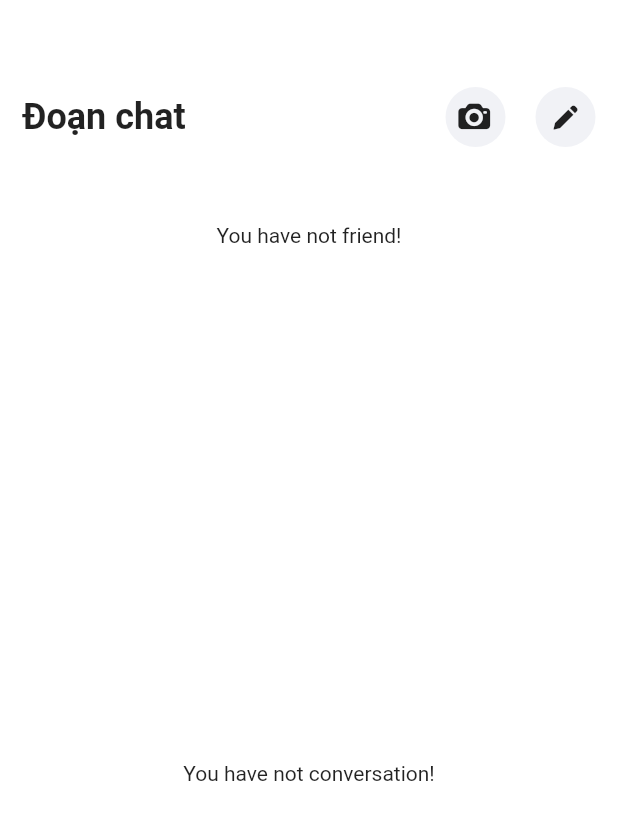
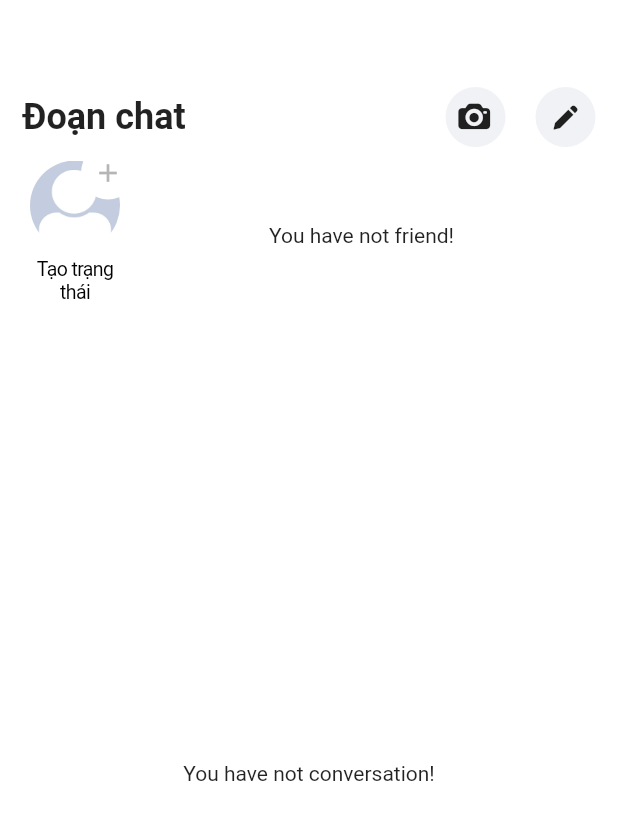
Before and after one commit to quangthanh79/FacebookV3, a Flutter app: the ChatScreen widget shown alone on an empty page, opened directly, on a phone screen of 412 x 824 dp. Shown: the top 820 px of the screen. Run offline on Flutter 3.47's test engine with Material 2 defaults, Android fonts, the phone set to English and light mode, and no system bars; our stand-ins replace bloc, camera, dartz, dio, equatable, firebase_core and 19 more; missing offline and left inert: torch_light; accounts and stored records are empty; generated files the repository leaves out were written again; network calls fail.

Commit message:
smell code

```diff
--- a/lib/models/tabIcon_data.dart
+++ b/lib/models/tabIcon_data.dart
@@ -38,27 +38,34 @@ class TabIconData {
       isSelected: true,
     ),
     TabIconData(
+      iconUnselected: Image.asset("assets/images/friend_non.png",height: 27,width: 27,),
+      iconSelected: Image.asset("assets/images/friend.png",height: 27,width: 27,),
+      index: 1,
+      //hard code
+      isSelected: false,
+    ),
+    TabIconData(
       iconUnselected: Image.asset("assets/images/messenger_non.png",height: 24,width: 24,),
       iconSelected: Image.asset("assets/images/messenger.png",height: 24,width: 24,),
-      index: 1,
+      index: 2,
       isSelected: false,
     ),
     TabIconData(
       iconUnselected: Image.asset("assets/images/video_non.png",height: 29,width: 29,),
       iconSelected: Image.asset("assets/images/video.png",height: 29,width: 29,),
-      index: 2,
+      index: 3,
       isSelected: false,
     ),
     TabIconData(
       iconUnselected: Image.asset("assets/images/bell_non.png",height: 27,width: 27,),
       iconSelected: Image.asset("assets/images/bell.png",height: 27,width: 27,),
-      index: 3,
+      index: 4,
       isSelected: false,
     ),
     TabIconData(
       iconUnselected: Image.asset("assets/images/menu_non.png",height: 27,width: 27,),
       iconSelected: Image.asset("assets/images/menu.png",height: 27,width: 27,),
-      index: 4,
+      index: 5,
       isSelected: false,
     ),
   ];
--- a/lib/screen/chat_screen/chat_screen.dart
+++ b/lib/screen/chat_screen/chat_screen.dart
@@ -13,8 +13,11 @@ import 'package:facebook_auth/screen/chat_screen/camera_screen.dart';
 import 'package:facebook_auth/screen/chat_screen/conversation_item/conversation_item.dart';
 import 'package:facebook_auth/screen/chat_screen/friend_item/friend_item.dart';
 import 'package:facebook_auth/utils/app_theme.dart';
+import 'package:facebook_auth/utils/image.dart';
 import 'package:facebook_auth/utils/injection.dart';
+import 'package:facebook_auth/utils/session_user.dart';
 import 'package:facebook_auth/utils/widget/load_more_widget_2.dart';
+import 'package:flutter/cupertino.dart';
 import 'package:flutter/material.dart';
 import 'package:flutter_bloc/flutter_bloc.dart';
 
@@ -103,7 +106,79 @@ class ChatScreenState extends State<ChatScreen>
                         )
                       ],
                     ),
-                    getContentListFriend(),
+                    Row(
+                      children: [
+                        Container(
+                            padding: EdgeInsets.symmetric(vertical: 0,horizontal: 0),
+                            width: 70,
+                            height: 100,
+                            color: Colors.white,
+                            child: CupertinoButton(
+                                onPressed: (){
+                                },
+                                padding: const EdgeInsets.fromLTRB(0, 0, 0, 0),
+                                child: Column(
+
+                                  children: [
+                                    Stack(
+                                      children: [
+                                        ClipRRect(
+                                          borderRadius: BorderRadius.circular(100),
+                                          child: getImage(
+                                            uri: SessionUser.user?.avatar ?? 'assets/images/default_avatar_image.jpg',
+                                            defaultUri: 'assets/images/default_avatar_image.jpg',
+                                            width: 60,
+                                            height: 60,
+                                          ),
+                                        ),
+                                        Positioned(
+                                            right: -10,
+                                            top: -10,
+                                            child: GestureDetector(
+                                              child: Container(
+                                                padding: const EdgeInsets.all(8),
+                                                decoration: BoxDecoration(
+                                                    borderRadius: BorderRadius.circular(100),
+                                                    color: Colors.white
+                                                ),
+                                                child: const Icon(
+                                                  Icons.add,
+                                                  color: AppTheme.grey500,
+                                                  size: 20,
+                                                ),
+                                              ),
+                                              onTap: (){},
+                                            )
+                                        )
+                                      ],
+                                    ),
+                                    SizedBox(height: 5),
+                                    Row(
+                                      children: [
+                                        Expanded(child: Container(
+                                            color: Colors.white,
+                                            child: const Text(
+                                              "Tạo trạng thái",
+                                              style: TextStyle(
+                                                  fontSize: 13,
+                                                  color: Colors.black,
+                                                  fontWeight: FontWeight.w400
+                                              ),
+                                              textAlign: TextAlign.center,
+                                            )
+                                        ))
+                                      ],
+                                    )
+
+
+                                  ],
+                                )
+                            )
+
+                        ),
+                        Expanded(child: getContentListFriend())
+                      ],
+                    ),
                     getContentListConversation()
                   ],
                 )
--- a/lib/screen/chat_screen/friend_item/friend_item.dart
+++ b/lib/screen/chat_screen/friend_item/friend_item.dart
@@ -61,7 +61,7 @@ class FriendItem extends StatelessWidget{
                         child: Text(
                           friend.username ?? "Người dùng facebook",
                           style: TextStyle(
-                              fontSize: 12,
+                              fontSize: 13,
                               color: Colors.black,
                               fontWeight: FontWeight.w400
                           ),
--- a/lib/screen/main_facebook.dart
+++ b/lib/screen/main_facebook.dart
@@ -76,7 +76,7 @@ class MainFacebookScreenState extends State<MainFacebookScreen>
       curve: Curves.linear,
     ),
   ));
-  late final TabController con = TabController(vsync: this, length: 5);
+  late final TabController con = TabController(vsync: this, length: 6);
 
   @override
   void initState() {
@@ -137,6 +137,9 @@ class MainFacebookScreenState extends State<MainFacebookScreen>
       controller: con,
       children: <Widget>[
         HomeScreen(),
+        Center(
+          child: Text("FRIEND- Phúc"),
+        ),
         ChatScreen(),
         VideoScreen(),
         NotifyScreen(),
@@ -258,6 +261,9 @@ class MainFacebookScreenState extends State<MainFacebookScreen>
             TabIcons(
               tabIconData: tabIconsList[4],
             ),
+            TabIcons(
+              tabIconData: tabIconsList[5],
+            ),
           ],
         ),
       ),
```
Also changed, not shown: assets/images/friend.png (added), assets/images/friend_non.png (added).
